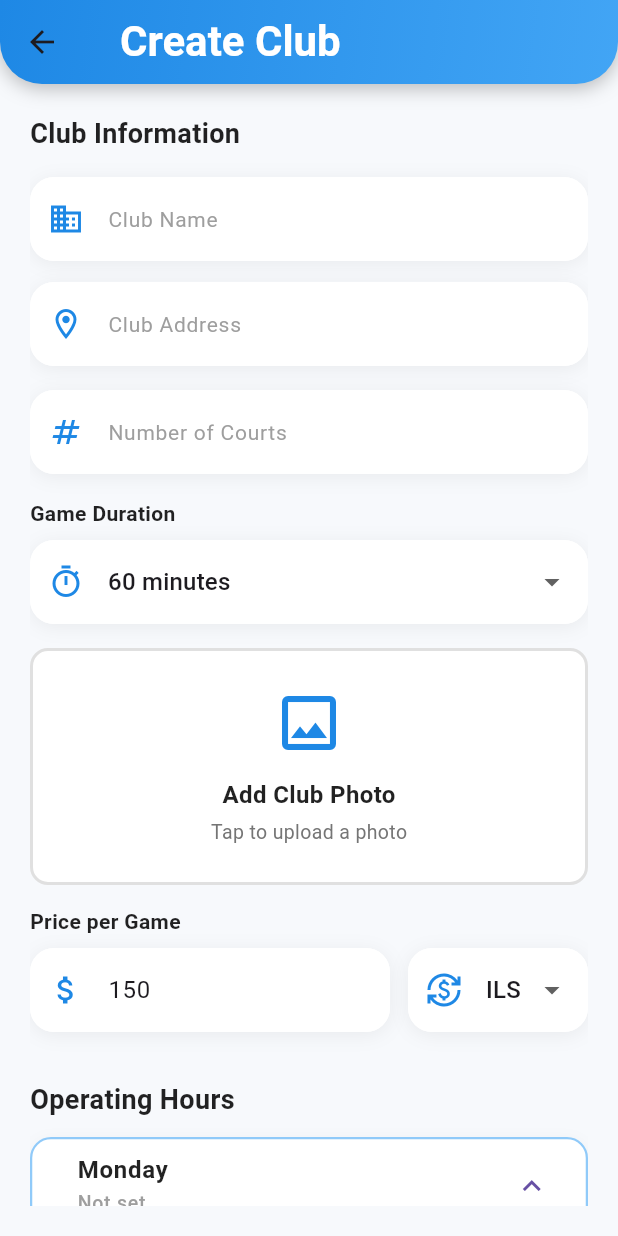
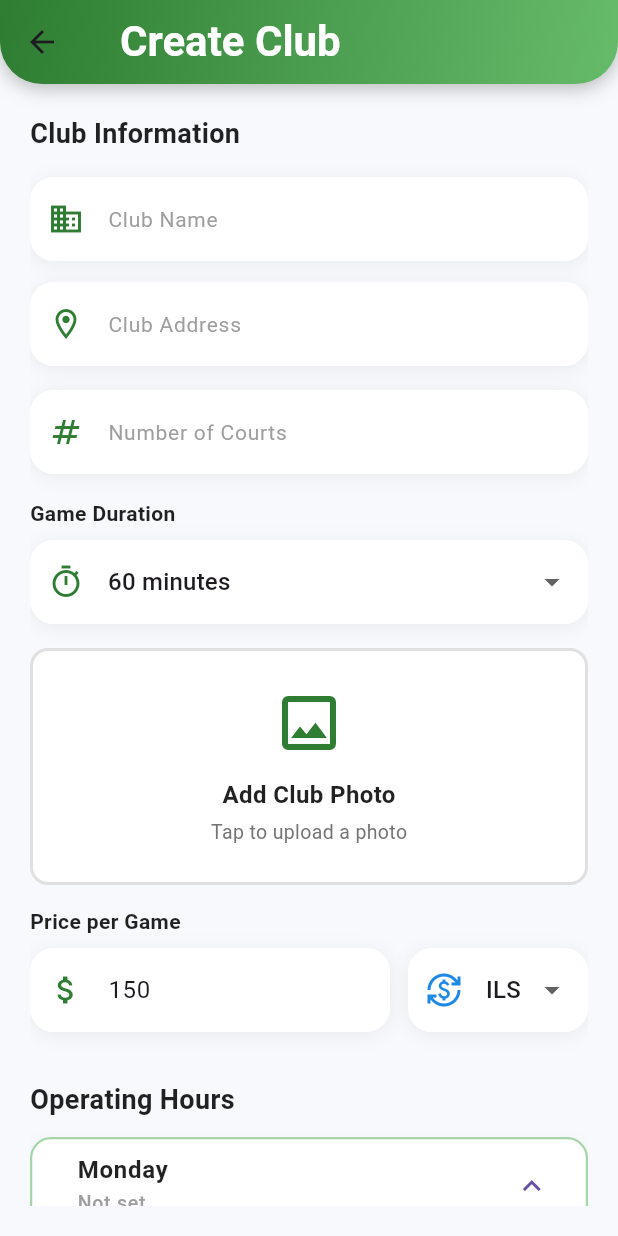
Before and after one commit to Yonris/PadelBud, a Flutter app: the AddCourtPage screen opened directly, on a phone screen of 412 x 824 dp. Run offline on Flutter 3.47's test engine with Material 3 defaults, Android fonts, the light colour scheme and no system bars; our stand-ins replace cloud_firestore, firebase_auth, firebase_core, firebase_storage, flutter_riverpod, geolocator and 4 more; accounts and stored records are empty.

Commit message:
changed to green

```diff
--- a/padel_bud/lib/app.dart
+++ b/padel_bud/lib/app.dart
@@ -109,7 +109,7 @@ class MyApp extends ConsumerWidget {
         Locale('he'),
       ],
       title: 'PadelBud',
-      theme: ThemeData(primarySwatch: Colors.blue),
+      theme: ThemeData(primarySwatch: Colors.green),
       home: const MainNavigationPage(),
     );
   }
--- a/padel_bud/lib/core/constants.dart
+++ b/padel_bud/lib/core/constants.dart
@@ -3,4 +3,4 @@ import 'package:flutter/material.dart';
 const kSlotDurationMinutes = 30;
 const kAppName = 'Paddlebud';
 
-const kPrimaryColor = Colors.blue;
+const kPrimaryColor = Colors.green;
--- a/padel_bud/lib/presentation/pages/add_court_page.dart
+++ b/padel_bud/lib/presentation/pages/add_court_page.dart
@@ -343,7 +343,7 @@ class _AddCourtPageState extends ConsumerState<AddCourtPage> {
         flexibleSpace: Container(
           decoration: const BoxDecoration(
             gradient: LinearGradient(
-              colors: [Color(0xFF1E88E5), Color(0xFF42A5F5)],
+              colors: [Color(0xFF2E7D32), Color(0xFF66BB6A)],
               begin: Alignment.topLeft,
               end: Alignment.bottomRight,
             ),
@@ -448,7 +448,7 @@ class _AddCourtPageState extends ConsumerState<AddCourtPage> {
                             const Icon(
                               Icons.image_outlined,
                               size: 48,
-                              color: Color(0xFF1E88E5),
+                              color: Color(0xFF2E7D32),
                             ),
                             const SizedBox(height: 12),
                             Text(
@@ -489,7 +489,7 @@ class _AddCourtPageState extends ConsumerState<AddCourtPage> {
                 height: 56,
                 child: ElevatedButton(
                   style: ElevatedButton.styleFrom(
-                    backgroundColor: const Color(0xFF1E88E5),
+                    backgroundColor: const Color(0xFF2E7D32),
                     shape: RoundedRectangleBorder(
                       borderRadius: BorderRadius.circular(14),
                     ),
@@ -543,7 +543,7 @@ class _AddCourtPageState extends ConsumerState<AddCourtPage> {
         color: Colors.white,
         borderRadius: BorderRadius.circular(14),
         border: Border.all(
-          color: sched.closed ? Colors.grey.shade200 : Colors.blue.shade200,
+          color: sched.closed ? Colors.grey.shade200 : Colors.green.shade200,
           width: 1.5,
         ),
         boxShadow: [
@@ -579,7 +579,7 @@ class _AddCourtPageState extends ConsumerState<AddCourtPage> {
                         '${sched.start?.format(context)} - ${sched.end?.format(context)}',
                         style: TextStyle(
                           fontSize: 13,
-                          color: Colors.blue.shade600,
+                          color: Colors.green.shade600,
                           fontWeight: FontWeight.w500,
                         ),
                       )
@@ -616,7 +616,7 @@ class _AddCourtPageState extends ConsumerState<AddCourtPage> {
                     title: Text(AppLocalizations.of(context).markAsClosed),
                     value: sched.closed,
                     onChanged: (v) => setState(() => sched.closed = v ?? false),
-                    activeColor: const Color(0xFF1E88E5),
+                    activeColor: const Color(0xFF2E7D32),
                     contentPadding: EdgeInsets.zero,
                   ),
                   if (!sched.closed) ...[
@@ -658,7 +658,7 @@ class _AddCourtPageState extends ConsumerState<AddCourtPage> {
                       label: Text(AppLocalizations.of(context).copyToAllDays),
 
                       style: TextButton.styleFrom(
-                        foregroundColor: Colors.blue.shade600,
+                        foregroundColor: Colors.green.shade600,
                       ),
                     ),
                   ),
@@ -677,7 +677,7 @@ class _AddCourtPageState extends ConsumerState<AddCourtPage> {
   }) {
     return Container(
       decoration: BoxDecoration(
-        border: Border.all(color: Colors.blue.shade200),
+        border: Border.all(color: Colors.green.shade200),
         borderRadius: BorderRadius.circular(10),
       ),
       child: TextButton(
@@ -688,14 +688,14 @@ class _AddCourtPageState extends ConsumerState<AddCourtPage> {
         child: Row(
           mainAxisAlignment: MainAxisAlignment.center,
           children: [
-            Icon(Icons.access_time, size: 18, color: Colors.blue.shade600),
+            Icon(Icons.access_time, size: 18, color: Colors.green.shade600),
             const SizedBox(width: 6),
             Text(
               label,
               style: TextStyle(
                 fontSize: 14,
                 fontWeight: FontWeight.w600,
-                color: Colors.blue.shade600,
+                color: Colors.green.shade600,
               ),
             ),
           ],
@@ -727,7 +727,7 @@ class _AddCourtPageState extends ConsumerState<AddCourtPage> {
         validator: validator,
         decoration: InputDecoration(
           hintText: label,
-          prefixIcon: Icon(icon, color: const Color(0xFF1E88E5)),
+          prefixIcon: Icon(icon, color: const Color(0xFF2E7D32)),
           border: OutlineInputBorder(
             borderRadius: BorderRadius.circular(16),
             borderSide: BorderSide.none,
@@ -775,7 +775,7 @@ class _AddCourtPageState extends ConsumerState<AddCourtPage> {
             decoration: InputDecoration(
               prefixIcon: const Icon(
                 Icons.timer_outlined,
-                color: Color(0xFF1E88E5),
+                color: Color(0xFF2E7D32),
               ),
               border: OutlineInputBorder(
                 borderRadius: BorderRadius.circular(16),
@@ -841,7 +841,7 @@ class _AddCourtPageState extends ConsumerState<AddCourtPage> {
                     hintText: 'Enter price',
                     prefixIcon: const Icon(
                       Icons.attach_money,
-                      color: Color(0xFF1E88E5),
+                      color: Color(0xFF2E7D32),
                     ),
                     border: OutlineInputBorder(
                       borderRadius: BorderRadius.circular(16),
--- a/padel_bud/lib/presentation/pages/club_manager_dashboard_page.dart
+++ b/padel_bud/lib/presentation/pages/club_manager_dashboard_page.dart
@@ -49,7 +49,7 @@ class _ClubManagerDashboardPageState extends State<ClubManagerDashboardPage> {
         flexibleSpace: Container(
           decoration: const BoxDecoration(
             gradient: LinearGradient(
-              colors: [Color(0xFF1E88E5), Color(0xFF42A5F5)],
+              colors: [Color(0xFF2E7D32), Color(0xFF66BB6A)],
               begin: Alignment.topLeft,
               end: Alignment.bottomRight,
             ),
@@ -117,7 +117,7 @@ class _ClubManagerDashboardPageState extends State<ClubManagerDashboardPage> {
       decoration: BoxDecoration(
         color: Colors.white,
         borderRadius: BorderRadius.circular(16),
-        border: Border.all(color: Colors.blue.shade200, width: 2),
+        border: Border.all(color: Colors.green.shade200, width: 2),
         boxShadow: [
           BoxShadow(
             color: Colors.black.withOpacity(0.05),
--- a/padel_bud/lib/presentation/pages/login_page.dart
+++ b/padel_bud/lib/presentation/pages/login_page.dart
@@ -20,8 +20,8 @@ class LoginPage extends ConsumerWidget {
             begin: Alignment.topLeft,
             end: Alignment.bottomRight,
             colors: [
-              Color(0xFF1E88E5),
-              Color(0xFF42A5F5),
+              Color(0xFF2E7D32),
+              Color(0xFF66BB6A),
             ],
           ),
         ),
--- a/padel_bud/lib/presentation/pages/main_navigation_page.dart
+++ b/padel_bud/lib/presentation/pages/main_navigation_page.dart
@@ -105,7 +105,7 @@ class _MainNavigationPageState extends ConsumerState<MainNavigationPage> {
         backgroundColor: Colors.white,
         type: BottomNavigationBarType.fixed,
         elevation: 12,
-        selectedItemColor: const Color(0xFF1E88E5),
+        selectedItemColor: const Color(0xFF2E7D32),
         unselectedItemColor: Colors.grey,
         selectedLabelStyle: const TextStyle(fontWeight: FontWeight.bold),
         unselectedLabelStyle: const TextStyle(fontWeight: FontWeight.w500),
--- a/padel_bud/lib/presentation/widgets/court_card.dart
+++ b/padel_bud/lib/presentation/widgets/court_card.dart
@@ -36,7 +36,7 @@ class CourtCard extends StatelessWidget {
         color: Colors.white,
         borderRadius: BorderRadius.circular(18),
         border: Border.all(
-          color: Colors.blue.shade600,
+          color: Colors.green.shade600,
           width: 2.2,
         ),
         boxShadow: [
@@ -94,7 +94,7 @@ class CourtCard extends StatelessWidget {
             // Book Button
             ElevatedButton(
               style: ElevatedButton.styleFrom(
-                backgroundColor: Colors.blue[600],
+                backgroundColor: Colors.green[600],
                 padding: const EdgeInsets.symmetric(
                   horizontal: 18,
                   vertical: 10,
```
Also changed, not shown: padel_bud/lib/presentation/pages/booking_page.dart (+4 -4 lines), padel_bud/lib/presentation/pages/buddies_page/found_games.dart (+4 -4 lines), padel_bud/lib/presentation/pages/buddies_page/searching_for_game.dart (+4 -4 lines), padel_bud/lib/presentation/pages/buddies_page/select_time.dart (+7 -7 lines), padel_bud/lib/presentation/pages/club_manager_court_schedule_page.dart (+4 -4 lines), padel_bud/lib/presentation/pages/home_page.dart (+6 -6 lines), padel_bud/lib/presentation/pages/phone_input_page.dart (+9 -9 lines), padel_bud/lib/presentation/pages/profile_page.dart (+6 -6 lines), padel_bud/lib/presentation/pages/role_selection_page.dart (+8 -8 lines), padel_bud/lib/presentation/widgets/payment_dialog.dart (+8 -8 lines), padel_bud/lib/presentation/widgets/slot_card.dart (+4 -4 lines), padel_bud/lib/firebase_options.dart, padel_bud/pubspec.lock, 8 other files.
